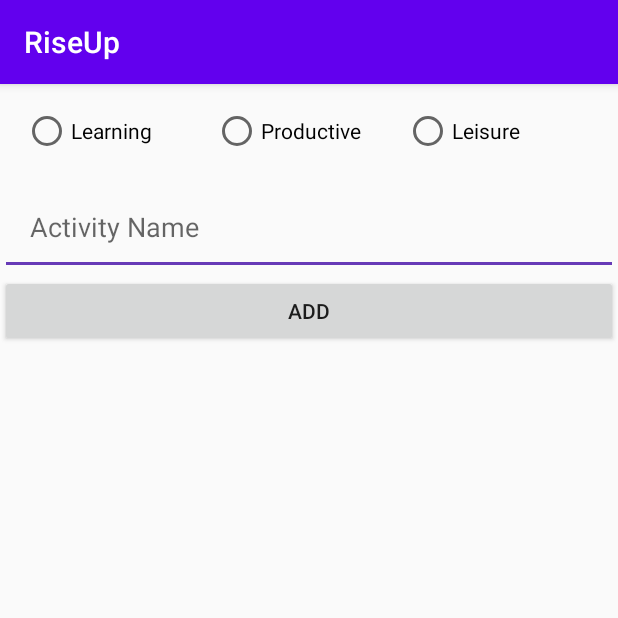
After one commit to nisiddharth/RiseUp, an Android app: the AddActivity screen opened directly, with no data from a screen before it, on a phone screen of 412 x 824 dp, the top half of it. The commit adds this screen. Run offline under Robolectric (Android 15) with nearby library versions, the phone set to English and light mode, and no system bars; network calls fail.

Commit message:
Activity Add UI

```diff
--- a/Android/app/src/main/AndroidManifest.xml
+++ b/Android/app/src/main/AndroidManifest.xml
@@ -15,9 +15,10 @@
         android:label="@string/app_name"
         android:roundIcon="@mipmap/ic_launcher_round"
         android:supportsRtl="true"
-        android:usesCleartextTraffic="true"
-        android:theme="@style/AppTheme">
-        <activity android:name=".books.DetailsActivity"></activity>
+        android:theme="@style/AppTheme"
+        android:usesCleartextTraffic="true">
+        <activity android:name=".activity.AddActivity"></activity>
+        <activity android:name=".books.DetailsActivity" />
         <activity android:name=".books.BookActivity" />
         <activity android:name=".RegisterActivity" />
         <activity android:name=".SymptomsActivity" />
--- a/Android/app/src/main/java/com/npdevs/riseup/FrontActivity.java
+++ b/Android/app/src/main/java/com/npdevs/riseup/FrontActivity.java
@@ -13,6 +13,7 @@ import android.view.MenuItem;
 
 import com.google.android.material.tabs.TabItem;
 import com.google.android.material.tabs.TabLayout;
+import com.npdevs.riseup.activity.AddActivity;
 import com.npdevs.riseup.tabs.PageAdapter;
 import com.npdevs.riseup.utils.PermissionCtrl;
 
@@ -91,6 +92,12 @@ public class FrontActivity extends AppCompatActivity {
             return true;
         }
 
+        if(id == R.id.action_add_activity) {
+            Intent intent = new Intent(this, AddActivity.class);
+            startActivity(intent);
+            return true;
+        }
+
         return super.onOptionsItemSelected(item);
     }
 
--- /dev/null
+++ b/Android/app/src/main/java/com/npdevs/riseup/activity/AddActivity.java
@@ -0,0 +1,15 @@
+package com.npdevs.riseup.activity;
+
+import androidx.appcompat.app.AppCompatActivity;
+
+import android.os.Bundle;
+import com.npdevs.riseup.R;
+
+public class AddActivity extends AppCompatActivity {
+
+    @Override
+    protected void onCreate(Bundle savedInstanceState) {
+        super.onCreate(savedInstanceState);
+        setContentView(R.layout.activity_add);
+    }
+}
--- /dev/null
+++ b/Android/app/src/main/res/layout/activity_add.xml
@@ -0,0 +1,60 @@
+<?xml version="1.0" encoding="utf-8"?>
+<androidx.constraintlayout.widget.ConstraintLayout xmlns:android="http://schemas.android.com/apk/res/android"
+    xmlns:app="http://schemas.android.com/apk/res-auto"
+    xmlns:tools="http://schemas.android.com/tools"
+    android:layout_width="match_parent"
+    android:layout_height="match_parent"
+    tools:context=".activity.AddActivity">
+
+    <LinearLayout
+        android:layout_width="match_parent"
+        android:layout_height="match_parent"
+        android:orientation="vertical"
+        app:layout_constraintBottom_toBottomOf="parent"
+        app:layout_constraintEnd_toEndOf="parent"
+        app:layout_constraintStart_toStartOf="parent"
+        app:layout_constraintTop_toTopOf="parent">
+
+        <RadioGroup
+            android:layout_width="match_parent"
+            android:padding="15dp"
+            android:orientation="horizontal"
+            android:layout_height="wrap_content" >
+            <RadioButton
+                android:layout_width="0dp"
+                android:layout_weight="1"
+                android:layout_height="wrap_content"
+                android:id="@+id/learning"
+                android:text="Learning" />
+
+            <RadioButton
+                android:layout_width="0dp"
+                android:layout_weight="1"
+                android:layout_height="wrap_content"
+                android:id="@+id/productive"
+                android:text="Productive" />
+
+            <RadioButton
+                android:layout_width="0dp"
+                android:layout_weight="1"
+                android:layout_height="wrap_content"
+                android:id="@+id/leisure"
+                android:text="Leisure" />
+        </RadioGroup>
+
+        <EditText
+            android:id="@+id/editTextTextPersonName"
+            android:layout_width="match_parent"
+            android:padding="20dp"
+            android:layout_height="wrap_content"
+            android:ems="10"
+            android:inputType="textPersonName"
+            android:hint="Activity Name"/>
+
+        <Button
+            android:id="@+id/button"
+            android:layout_width="match_parent"
+            android:layout_height="wrap_content"
+            android:text="Add" />
+    </LinearLayout>
+</androidx.constraintlayout.widget.ConstraintLayout>
--- a/Android/app/src/main/res/menu/menu_main.xml
+++ b/Android/app/src/main/res/menu/menu_main.xml
@@ -3,4 +3,6 @@
     xmlns:tools="http://schemas.android.com/tools" tools:context=".MainActivity">
     <item android:id="@+id/action_settings" android:title="Settings"
         android:orderInCategory="100" app:showAsAction="never" />
+    <item android:id="@+id/action_add_activity" android:title="Add Activities"
+        android:orderInCategory="100" app:showAsAction="never" />
 </menu>
```
